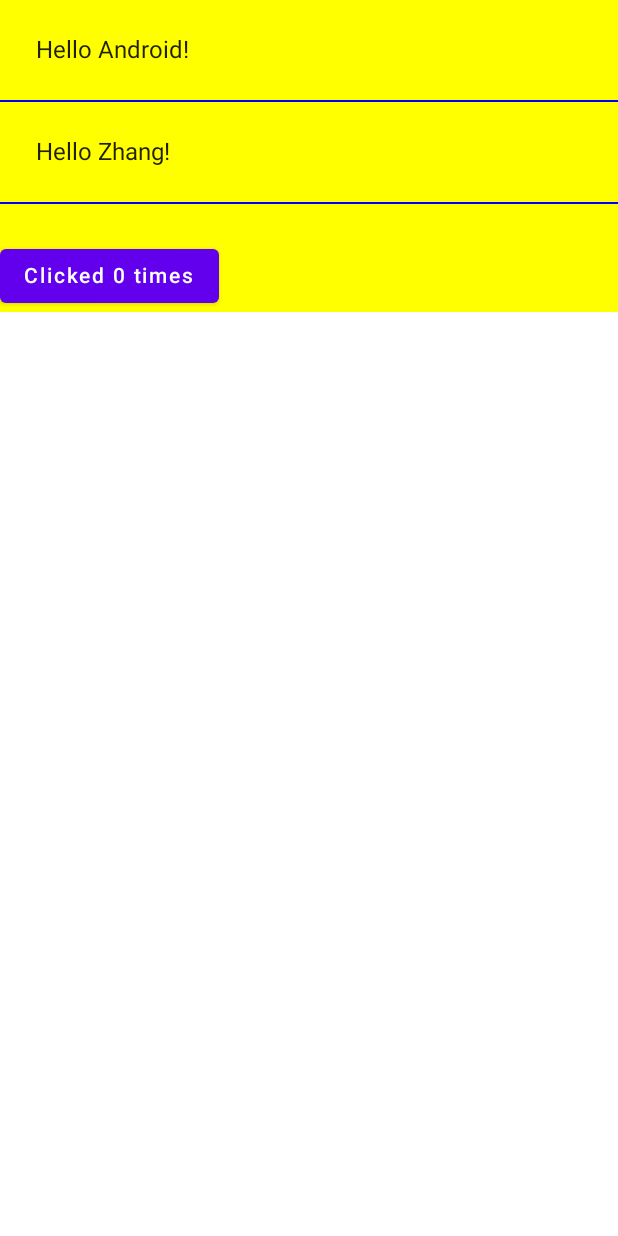
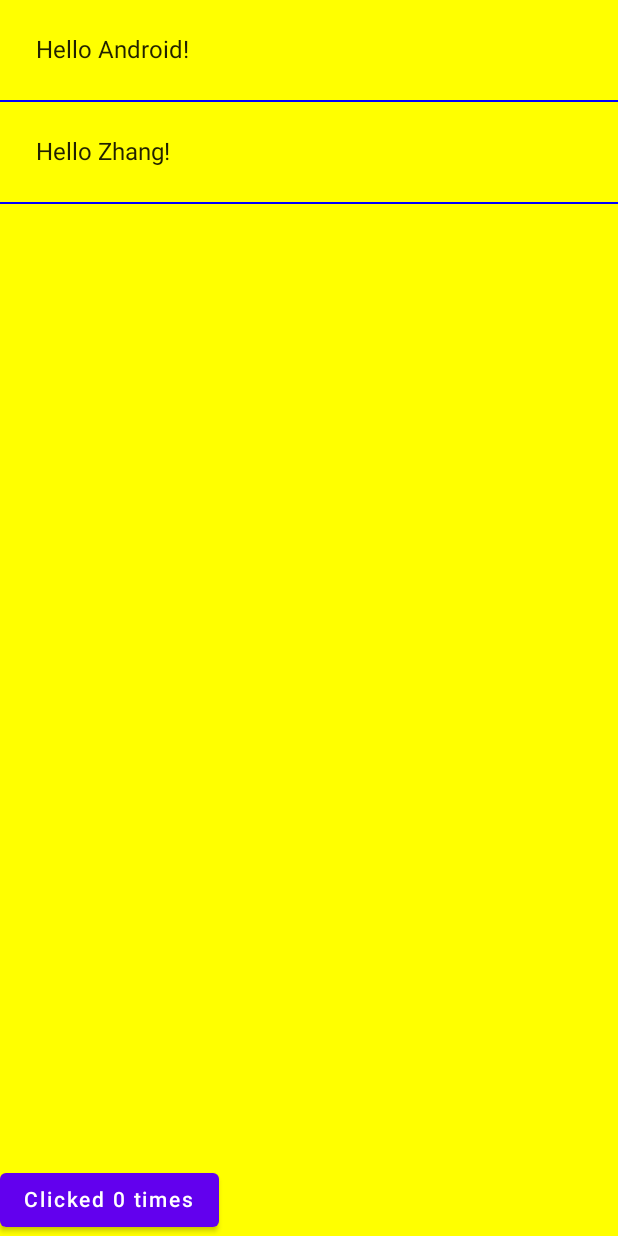
Before and after one commit to Jenner-Zhl/ComposeLeaning, an Android app built with Jetpack Compose: the screen it shows after launch (MainActivity), on a phone screen of 412 x 824 dp. Run offline under Robolectric (Android 15) with nearby library versions, the phone set to English and light mode, and no system bars.

Commit message:
Button放底部

```diff
--- a/app/src/main/java/com/ai/ipu/mycompose/MainActivity.kt
+++ b/app/src/main/java/com/ai/ipu/mycompose/MainActivity.kt
@@ -4,6 +4,7 @@ import android.os.Bundle
 import androidx.activity.ComponentActivity
 import androidx.activity.compose.setContent
 import androidx.compose.foundation.layout.Column
+import androidx.compose.foundation.layout.fillMaxHeight
 import androidx.compose.foundation.layout.padding
 import androidx.compose.material.Button
 import androidx.compose.material.Divider
@@ -19,7 +20,6 @@ import androidx.compose.ui.unit.dp
 import com.ai.ipu.mycompose.ui.theme.MyComposeTheme
 
 class MainActivity : ComponentActivity() {
-    var countTemp = 0
     override fun onCreate(savedInstanceState: Bundle?) {
         super.onCreate(savedInstanceState)
         setContent {
@@ -33,12 +33,14 @@ class MainActivity : ComponentActivity() {
 @Composable
 fun MyScreenContent(names: List<String> = listOf("Android", "Zhang")) {
     val count = remember { mutableStateOf(0)}
-    Column {
-        for (name in names) {
-            Greeting(name = name)
-            Divider(color = Color.Blue)
+    Column(modifier = Modifier.fillMaxHeight()) {
+        Column(modifier = Modifier.weight(1f)) {
+            for (name in names) {
+                Greeting(name = name)
+                Divider(color = Color.Blue)
+            }
+            Divider(color = Color.Transparent, thickness = 24.dp)
         }
-        Divider(color = Color.Transparent, thickness = 24.dp)
         Counter(count.value) {
             count.value = it
         }
```
